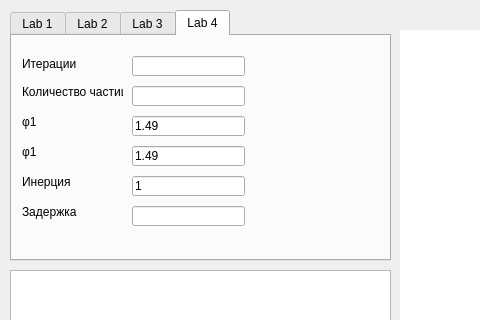
First picture: the form in ui/main_window.ui, repository S0larAna/OptimizationAlgorithms, before the edit; both pictures show x 0 to 480 and y 0 to 320 of the 1105 by 743 pixel window.
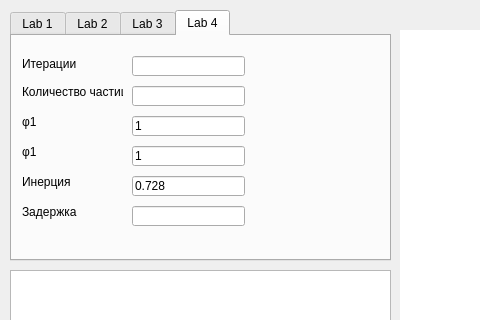
Second picture: the form after the edit.

```diff
--- a/ui/main_window.ui
+++ b/ui/main_window.ui
@@ -317,7 +317,7 @@
        </rect>
       </property>
       <property name="text">
-       <string>1.49</string>
+       <string>1</string>
       </property>
      </widget>
      <widget class="QLabel" name="label_13">
@@ -356,7 +356,7 @@
        </rect>
       </property>
       <property name="text">
-       <string>1.49</string>
+       <string>1</string>
       </property>
      </widget>
      <widget class="QLineEdit" name="weight">
@@ -369,7 +369,7 @@
        </rect>
       </property>
       <property name="text">
-       <string>1</string>
+       <string>0.728</string>
       </property>
      </widget>
      <widget class="QLabel" name="label_15">
```
